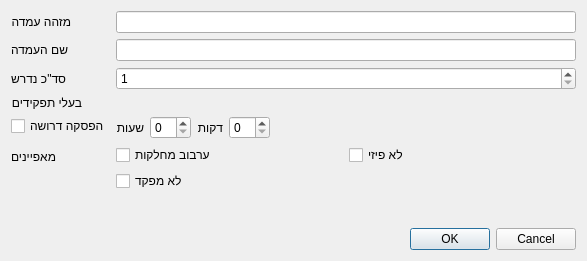
Old version of the form Ui/PositionDialog.ui in the repository omertal88/shavzak.
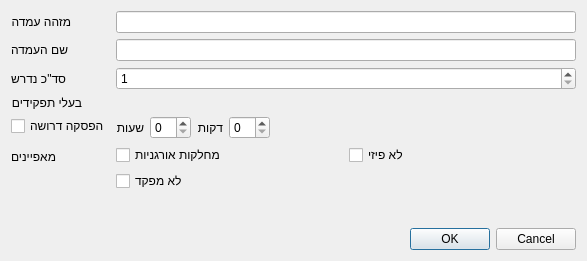
New version of the form. Custom widgets are drawn as their Qt base class.

Patch:
```diff
--- a/Ui/PositionDialog.ui
+++ b/Ui/PositionDialog.ui
@@ -86,7 +86,7 @@
        <item row="1" column="0">
         <widget class="QCheckBox" name="mixPlatoonsCheck">
          <property name="text">
-          <string>ערבוב מחלקות</string>
+          <string>מחלקות אורגניות</string>
          </property>
         </widget>
        </item>
```
Left out of the diff: 4 changed lines with no effect on the pictures.
